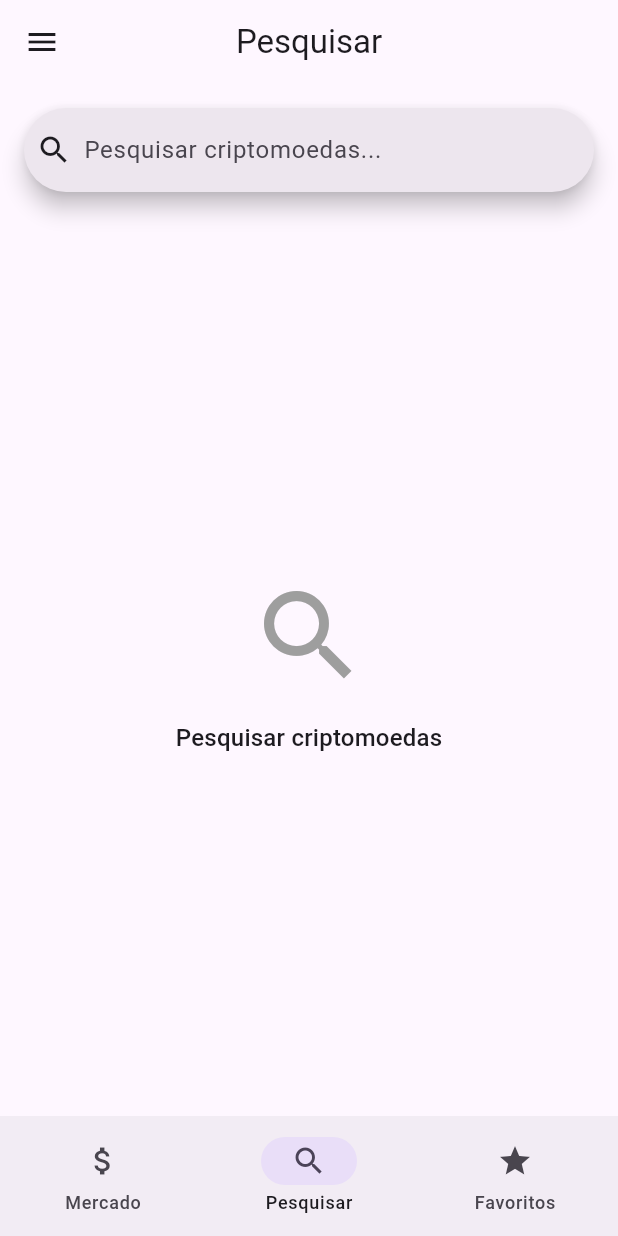
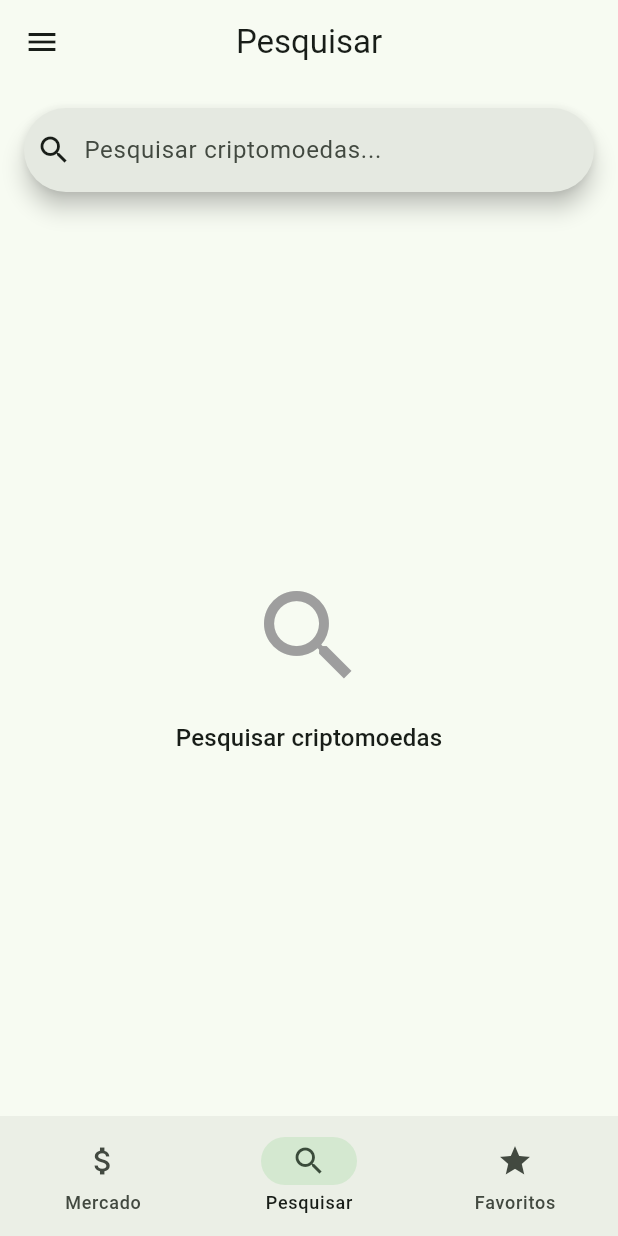
Before and after one commit to Patrickalvares/brasil_cripto, a Flutter app: the screen it shows after launch, item 2 of the bottom bar chosen, on a phone screen of 412 x 824 dp. Run offline on Flutter 3.47's test engine with Material 3 defaults, Android fonts, the phone set to English and light mode, and no system bars; our stand-ins replace cached_network_image, dio, easy_localization, fl_chart, flutter_screenutil, get_it and 2 more; network calls fail.

Commit message:
Update color scheme in main.dart to use new seed and secondary colors for light and dark themes

```diff
--- a/lib/main.dart
+++ b/lib/main.dart
@@ -62,14 +62,16 @@ class MyApp extends StatelessWidget {
               locale: context.locale,
               theme: ThemeData(
                 colorScheme: ColorScheme.fromSeed(
-                  seedColor: Colors.deepPurple,
+                  seedColor: const Color(0xFF1E8E3E),
+                  secondary: const Color(0xFFFFD700),
                   brightness: Brightness.light,
                 ),
                 useMaterial3: true,
               ),
               darkTheme: ThemeData(
                 colorScheme: ColorScheme.fromSeed(
-                  seedColor: Colors.deepPurple,
+                  seedColor: const Color(0xFF1E8E3E),
+                  secondary: const Color(0xFFFFD700),
                   brightness: Brightness.dark,
                 ),
                 useMaterial3: true,
```
